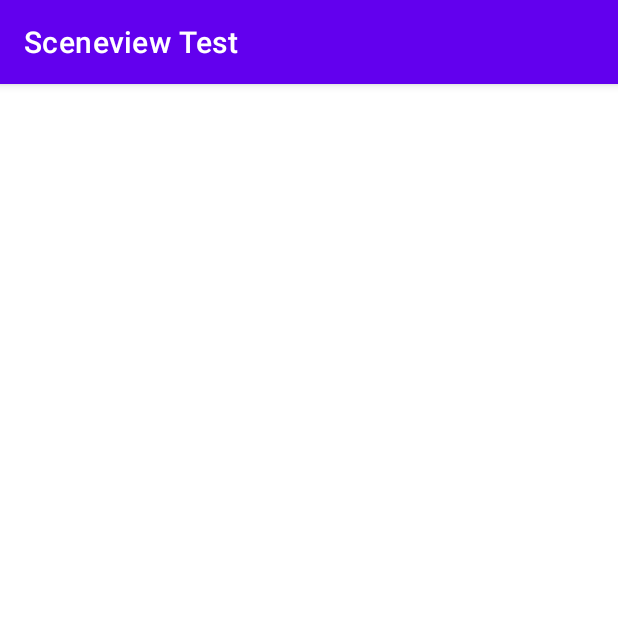
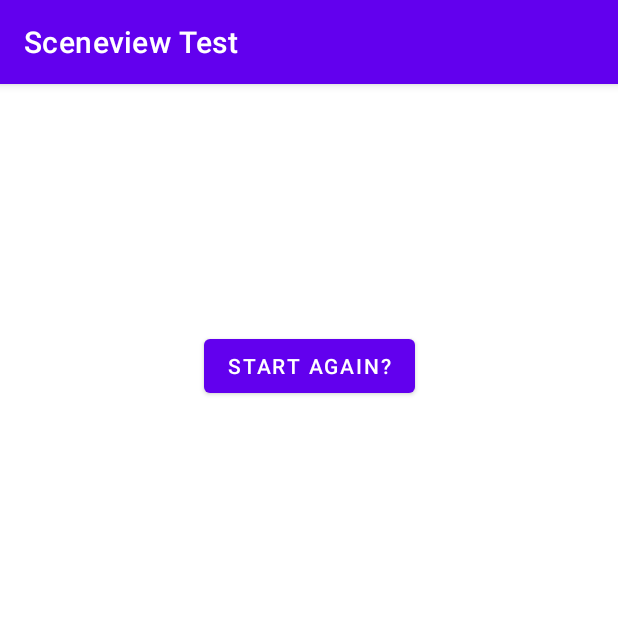
Before and after one commit to crispaulrubi/android_navigation, an Android app: the Sceneview screen opened directly, with no data from a screen before it, on a phone screen of 412 x 824 dp, the top half of it. Run offline under Robolectric (Android 15) with nearby library versions, the phone set to English and light mode, and no system bars; our stand-ins replace Volley; libraries missing offline, so code that uses them is left out: com.google.ar.core, com.google.ar.sceneform; network calls fail; 8 statements that could not run were skipped.

Commit message:
sceneview updates

```diff
--- a/app/src/main/java/com/example/sceneviewtest/Sceneview.java
+++ b/app/src/main/java/com/example/sceneviewtest/Sceneview.java
@@ -5,6 +5,8 @@ import android.graphics.Bitmap;
 import android.graphics.BitmapFactory;
 import android.os.Bundle;
 import android.util.Log;
+import android.view.View;
+import android.widget.Button;
 import android.widget.TextView;
 import android.widget.Toast;
 
@@ -75,7 +77,6 @@ public class Sceneview extends AppCompatActivity implements
     private String currentDirection;
     private ArrayList<Path> generatedPath;
 
-    private TextView arrowCoordinates;
     private TextView stepsView;
 
     private ArFragment arFragment;
@@ -92,6 +93,8 @@ public class Sceneview extends AppCompatActivity implements
     private int roleID;
     private float pixelStepCounter = 0;
     private float pixelStepConverter = 0;
+
+    private Button renav;
 
     @Override
     protected void onCreate(Bundle savedInstanceState) {
@@ -112,8 +115,16 @@ public class Sceneview extends AppCompatActivity implements
         vector = new Vector3();
 
         getSupportFragmentManager().addFragmentOnAttachListener(this);
-        arrowCoordinates = findViewById(R.id.arrowPosition);
         stepsView = findViewById(R.id.steps);
+
+        renav = findViewById(R.id.renav);
+        renav.setOnClickListener(new View.OnClickListener() {
+            @Override
+            public void onClick(View view) {
+                renav.setVisibility(View.GONE);
+                finish();
+            }
+        });
 
         startSceneform(savedInstanceState);
     }
@@ -255,9 +266,8 @@ public class Sceneview extends AppCompatActivity implements
         counter++;
         Log.d(TAG, detectedImage == null ? "NULL": detectedImage);
         if (detectedImage != null) {
+            finish();
             if (node != null && counter % 2 == 0) {
-                arrowCoordinates.setText(node.getWorldPosition().toString());
-
                 if (generatedPath.size() > 1) {
                     if (hasMoved(oldPositions.get(oldPositions.size()-1), camera.getLocalPosition(), node.getWorldPosition())) {
                         Log.d(TAG, "has moved");
@@ -279,6 +289,7 @@ public class Sceneview extends AppCompatActivity implements
                     stepsView.setTextColor(ContextCompat.getColor(Sceneview.this, R.color.purple_200));
                     stepsView.setTextSize(30);
                     stepsView.setText("VERY NICE!! YOU HAVE ARRIVED!!!");
+                    renav.setVisibility(View.VISIBLE);
                 }
                 Log.d(TAG, "has not moved");
             }
--- a/app/src/main/res/layout/activity_sceneview.xml
+++ b/app/src/main/res/layout/activity_sceneview.xml
@@ -9,23 +9,32 @@
     <androidx.fragment.app.FragmentContainerView
         android:id="@+id/arFragment"
         android:layout_width="match_parent"
-        android:layout_height="match_parent" />
-
-    <TextView
-        android:id="@+id/arrowPosition"
-        android:layout_width="wrap_content"
-        android:layout_height="wrap_content"
-        app:layout_constraintBottom_toBottomOf="@+id/arFragment"
-        app:layout_constraintEnd_toEndOf="parent"
-        app:layout_constraintHorizontal_bias="0.498"
-        app:layout_constraintStart_toStartOf="parent" />
+        android:layout_height="match_parent"
+        tools:layout_editor_absoluteX="-58dp"
+        tools:layout_editor_absoluteY="0dp" />
 
     <TextView
         android:id="@+id/steps"
         android:layout_width="wrap_content"
         android:layout_height="wrap_content"
+        app:layout_constraintBottom_toBottomOf="parent"
+        app:layout_constraintEnd_toEndOf="parent"
+        app:layout_constraintHorizontal_bias="0.498"
+        app:layout_constraintStart_toStartOf="parent"
+        app:layout_constraintTop_toTopOf="@+id/arFragment"
+        app:layout_constraintVertical_bias="0.022" />
+
+    <Button
+        android:id="@+id/renav"
+        android:layout_width="wrap_content"
+        android:layout_height="wrap_content"
+        android:layout_marginTop="128dp"
+        android:text="Start Again?"
+        app:layout_constraintBottom_toBottomOf="parent"
         app:layout_constraintEnd_toEndOf="parent"
         app:layout_constraintStart_toStartOf="parent"
-        tools:layout_editor_absoluteY="8dp" />
+        app:layout_constraintTop_toBottomOf="@+id/steps"
+        app:layout_constraintVertical_bias="0.0"
+        tools:visibility="gone" />
 
 </androidx.constraintlayout.widget.ConstraintLayout>
```
